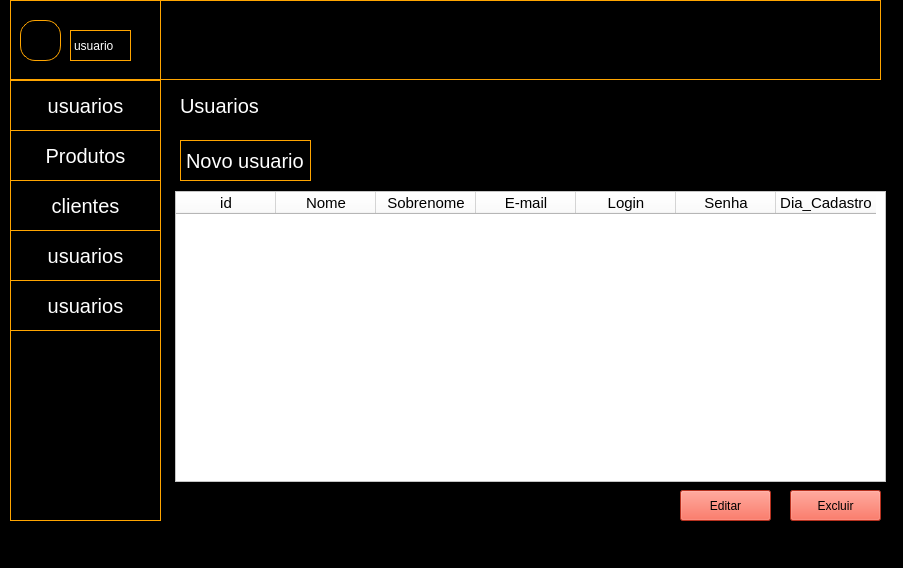
First picture: the form in paginas/cpanel.ui, repository edsay12/Projeto_Introdu-ao_A_Progama-oa, before the edit.
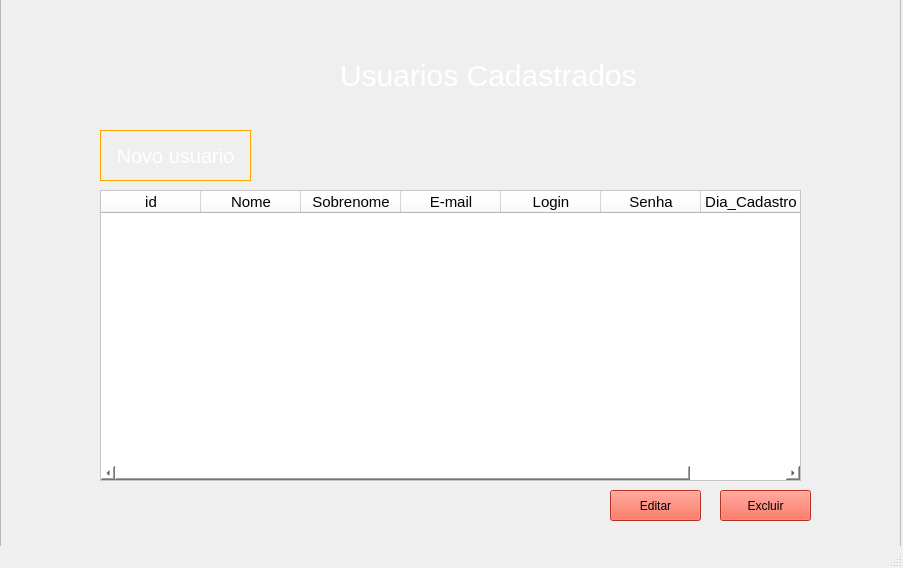
Second picture: the form after the edit. Icons and pictures are not drawn.

Patch:
```diff
--- a/paginas/cpanel.ui
+++ b/paginas/cpanel.ui
@@ -13,220 +13,22 @@
   <property name="windowTitle">
    <string>MainWindow</string>
   </property>
+  <property name="autoFillBackground">
+   <bool>false</bool>
+  </property>
   <property name="styleSheet">
-   <string notr="true">background-color: rgb(0, 0, 0);</string>
+   <string notr="true"/>
   </property>
   <property name="documentMode">
    <bool>false</bool>
   </property>
   <widget class="QWidget" name="centralwidget">
-   <widget class="QFrame" name="frame">
-    <property name="geometry">
-     <rect>
-      <x>10</x>
-      <y>0</y>
-      <width>871</width>
-      <height>80</height>
-     </rect>
-    </property>
-    <property name="styleSheet">
-     <string notr="true">border:1px solid orange;color:white</string>
-    </property>
-    <property name="frameShape">
-     <enum>QFrame::StyledPanel</enum>
-    </property>
-    <property name="frameShadow">
-     <enum>QFrame::Raised</enum>
-    </property>
-   </widget>
-   <widget class="QFrame" name="frame_2">
-    <property name="geometry">
-     <rect>
-      <x>10</x>
-      <y>0</y>
-      <width>151</width>
-      <height>521</height>
-     </rect>
-    </property>
-    <property name="styleSheet">
-     <string notr="true">border:1px solid orange;color:white</string>
-    </property>
-    <property name="frameShape">
-     <enum>QFrame::StyledPanel</enum>
-    </property>
-    <property name="frameShadow">
-     <enum>QFrame::Raised</enum>
-    </property>
-    <widget class="QFrame" name="frame_3">
-     <property name="geometry">
-      <rect>
-       <x>0</x>
-       <y>0</y>
-       <width>151</width>
-       <height>80</height>
-      </rect>
-     </property>
-     <property name="styleSheet">
-      <string notr="true">border:1px solid orange;color:white</string>
-     </property>
-     <property name="frameShape">
-      <enum>QFrame::StyledPanel</enum>
-     </property>
-     <property name="frameShadow">
-      <enum>QFrame::Raised</enum>
-     </property>
-     <widget class="QFrame" name="frame_4">
-      <property name="geometry">
-       <rect>
-        <x>10</x>
-        <y>20</y>
-        <width>41</width>
-        <height>41</height>
-       </rect>
-      </property>
-      <property name="styleSheet">
-       <string notr="true">border:1px solid orange;color:white;border-radius:15px</string>
-      </property>
-      <property name="frameShape">
-       <enum>QFrame::StyledPanel</enum>
-      </property>
-      <property name="frameShadow">
-       <enum>QFrame::Raised</enum>
-      </property>
-     </widget>
-     <widget class="QLabel" name="label">
-      <property name="geometry">
-       <rect>
-        <x>60</x>
-        <y>30</y>
-        <width>61</width>
-        <height>31</height>
-       </rect>
-      </property>
-      <property name="text">
-       <string>usuario</string>
-      </property>
-     </widget>
-    </widget>
-    <widget class="QPushButton" name="pushButton">
-     <property name="geometry">
-      <rect>
-       <x>0</x>
-       <y>80</y>
-       <width>151</width>
-       <height>51</height>
-      </rect>
-     </property>
-     <property name="styleSheet">
-      <string notr="true">border:1px solid orange;color:white;font-size:20px</string>
-     </property>
-     <property name="text">
-      <string>usuarios</string>
-     </property>
-    </widget>
-    <widget class="QPushButton" name="pushButton_4">
-     <property name="geometry">
-      <rect>
-       <x>0</x>
-       <y>130</y>
-       <width>151</width>
-       <height>51</height>
-      </rect>
-     </property>
-     <property name="styleSheet">
-      <string notr="true">border:1px solid orange;color:white;font-size:20px</string>
-     </property>
-     <property name="text">
-      <string>Produtos</string>
-     </property>
-    </widget>
-    <widget class="QPushButton" name="pushButton_3">
-     <property name="geometry">
-      <rect>
-       <x>0</x>
-       <y>180</y>
-       <width>151</width>
-       <height>51</height>
-      </rect>
-     </property>
-     <property name="styleSheet">
-      <string notr="true">border:1px solid orange;color:white;font-size:20px</string>
-     </property>
-     <property name="text">
-      <string>clientes</string>
-     </property>
-    </widget>
-    <widget class="QPushButton" name="pushButton_2">
-     <property name="geometry">
-      <rect>
-       <x>0</x>
-       <y>230</y>
-       <width>151</width>
-       <height>51</height>
-      </rect>
-     </property>
-     <property name="styleSheet">
-      <string notr="true">border:1px solid orange;color:white;font-size:20px</string>
-     </property>
-     <property name="text">
-      <string>usuarios</string>
-     </property>
-    </widget>
-    <widget class="QPushButton" name="pushButton_5">
-     <property name="geometry">
-      <rect>
-       <x>0</x>
-       <y>280</y>
-       <width>151</width>
-       <height>51</height>
-      </rect>
-     </property>
-     <property name="styleSheet">
-      <string notr="true">border:1px solid orange;color:white;font-size:20px</string>
-     </property>
-     <property name="text">
-      <string>usuarios</string>
-     </property>
-    </widget>
-   </widget>
-   <widget class="QLabel" name="label_2">
-    <property name="geometry">
-     <rect>
-      <x>180</x>
-      <y>90</y>
-      <width>81</width>
-      <height>31</height>
-     </rect>
-    </property>
-    <property name="styleSheet">
-     <string notr="true">color:white;font-size:20px</string>
-    </property>
-    <property name="text">
-     <string>Usuarios</string>
-    </property>
-   </widget>
-   <widget class="QLabel" name="label_3">
-    <property name="geometry">
-     <rect>
-      <x>180</x>
-      <y>140</y>
-      <width>131</width>
-      <height>41</height>
-     </rect>
-    </property>
-    <property name="styleSheet">
-     <string notr="true">border:1px solid orange;color:white;font-size:20px</string>
-    </property>
-    <property name="text">
-     <string>Novo usuario</string>
-    </property>
-   </widget>
    <widget class="QTableWidget" name="tableWidget">
     <property name="geometry">
      <rect>
-      <x>175</x>
-      <y>191</y>
-      <width>711</width>
+      <x>100</x>
+      <y>190</y>
+      <width>701</width>
       <height>291</height>
      </rect>
     </property>
@@ -272,7 +74,7 @@
    <widget class="QPushButton" name="pushButton_6">
     <property name="geometry">
      <rect>
-      <x>790</x>
+      <x>720</x>
       <y>490</y>
       <width>91</width>
       <height>31</height>
@@ -288,7 +90,7 @@
    <widget class="QPushButton" name="pushButton_7">
     <property name="geometry">
      <rect>
-      <x>680</x>
+      <x>610</x>
       <y>490</y>
       <width>91</width>
       <height>31</height>
@@ -301,6 +103,69 @@
      <string>Editar</string>
     </property>
    </widget>
+   <widget class="QPushButton" name="pushButton_8">
+    <property name="geometry">
+     <rect>
+      <x>100</x>
+      <y>130</y>
+      <width>151</width>
+      <height>51</height>
+     </rect>
+    </property>
+    <property name="styleSheet">
+     <string notr="true">
+QPushButton{ border:1px solid orange;color:white;font-size:20px ; }
+
+
+QPushButton:hover{ background-color:orange;color:black  }
+
+
+</string>
+    </property>
+    <property name="text">
+     <string>Novo usuario</string>
+    </property>
+   </widget>
+   <widget class="QFrame" name="frame">
+    <property name="geometry">
+     <rect>
+      <x>0</x>
+      <y>-10</y>
+      <width>901</width>
+      <height>561</height>
+     </rect>
+    </property>
+    <property name="styleSheet">
+     <string notr="true">background-image: url(:/fundo/Black-and-Orange-Desktop-Background.jpg);</string>
+    </property>
+    <property name="frameShape">
+     <enum>QFrame::StyledPanel</enum>
+    </property>
+    <property name="frameShadow">
+     <enum>QFrame::Raised</enum>
+    </property>
+    <widget class="QLabel" name="label_2">
+     <property name="geometry">
+      <rect>
+       <x>340</x>
+       <y>70</y>
+       <width>301</width>
+       <height>31</height>
+      </rect>
+     </property>
+     <property name="styleSheet">
+      <string notr="true">color:white;font-size:30px;backgound-img:none</string>
+     </property>
+     <property name="text">
+      <string>Usuarios Cadastrados</string>
+     </property>
+    </widget>
+   </widget>
+   <zorder>frame</zorder>
+   <zorder>tableWidget</zorder>
+   <zorder>pushButton_6</zorder>
+   <zorder>pushButton_7</zorder>
+   <zorder>pushButton_8</zorder>
   </widget>
   <widget class="QMenuBar" name="menubar">
    <property name="geometry">
```
Left out of the diff: 8 changed lines with no effect on the pictures.
